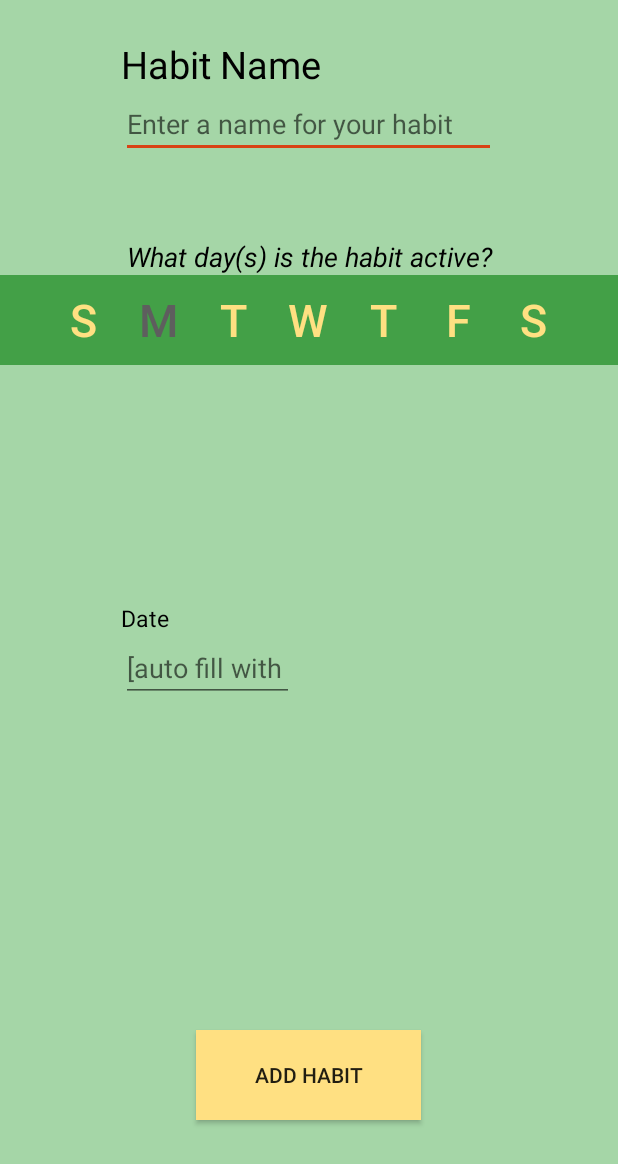
After one commit to Hreherch/Habit-Tracker, an Android app: the layout add_habit.xml on its own in the app's theme, with its tools: preview values and no code run, on a phone screen of 412 x 824 dp. The commit adds this screen. Shown: the top 1164 px of the screen. Run offline under Robolectric (Android 15) with nearby library versions, the phone set to English and light mode, and no system bars.

Commit message:
add_habit xml file created and designed
Tested with SDK19 (emulator) and SDK24 (physical phone)

```diff
--- a/app/src/main/java/me/bennhart/hreherch_habittracker/MainActivity.java
+++ b/app/src/main/java/me/bennhart/hreherch_habittracker/MainActivity.java
@@ -40,6 +40,9 @@ public class MainActivity extends AppCompatActivity
 
         NavigationView navigationView = (NavigationView) findViewById(R.id.nav_view);
         navigationView.setNavigationItemSelectedListener(this);
+
+        // Start naviagation window with to-do selected
+        navigationView.setCheckedItem( R.id.nav_button_todo );
     }
 
     @Override
--- /dev/null
+++ b/app/src/main/res/layout/add_habit.xml
@@ -0,0 +1,168 @@
+<?xml version="1.0" encoding="utf-8"?>
+<RelativeLayout xmlns:android="http://schemas.android.com/apk/res/android"
+    android:layout_width="match_parent"
+    android:layout_height="match_parent"
+    android:background="@color/colorPrimaryLight">
+
+    <TextView
+        android:layout_width="wrap_content"
+        android:layout_height="wrap_content"
+        android:text="Habit Name"
+        android:textSize="25sp"
+        android:textColor="#000000"
+        android:paddingTop="25dp"
+        android:id="@+id/textView_addHabit"
+        android:layout_alignParentTop="true"
+        android:layout_alignStart="@+id/editText_habitName" />
+
+    <EditText
+        android:layout_width="250dp"
+        android:layout_height="wrap_content"
+        android:maxLines="1"
+        android:gravity="start"
+        android:textAppearance="?android:attr/textAppearanceMedium"
+        android:text=""
+        android:hint="Enter a name for your habit"
+        android:id="@+id/editText_habitName"
+        android:layout_below="@+id/textView_addHabit"
+        android:layout_centerHorizontal="true"
+        android:layout_alignParentEnd="false"
+        android:shadowColor="@color/colorPrimaryLight" />
+
+
+    <RelativeLayout
+        android:layout_width="match_parent"
+        android:layout_height="60dp"
+        android:background="@color/colorPrimaryDark"
+        android:layout_below="@+id/textView2"
+        android:layout_alignParentStart="true"
+        android:id="@+id/relativeLayout">
+
+        <Button
+            android:layout_width="50dp"
+            android:layout_height="50dp"
+            android:text="S"
+            android:textSize="30sp"
+            android:id="@+id/button_sunday"
+            android:background="?selectableItemBackground"
+            android:textColor="@color/colorActive"
+            android:layout_centerVertical="true"
+            android:layout_toStartOf="@+id/button_monday" />
+
+        <Button
+            android:layout_width="@dimen/SMTWTFS_width"
+            android:layout_height="@dimen/SMTWTFS_height"
+            android:text="M"
+            android:textSize="30sp"
+            android:id="@+id/button_monday"
+            android:background="?selectableItemBackground"
+            android:textColor="@color/colorInactive"
+            android:layout_centerVertical="true"
+            android:layout_toStartOf="@+id/button_tuesday" />
+
+        <Button
+            android:layout_width="@dimen/SMTWTFS_width"
+            android:layout_height="@dimen/SMTWTFS_height"
+            android:text="T"
+            android:textSize="30sp"
+            android:id="@+id/button_tuesday"
+            android:background="?selectableItemBackground"
+            android:textColor="@color/colorActive"
+            android:layout_centerVertical="true"
+            android:layout_toStartOf="@+id/button_wednesday" />
+
+        <Button
+            android:layout_width="@dimen/SMTWTFS_width"
+            android:layout_height="@dimen/SMTWTFS_height"
+            android:text="W"
+            android:textSize="30sp"
+            android:layout_centerHorizontal="true"
+            android:id="@+id/button_wednesday"
+            android:background="?selectableItemBackground"
+            android:textColor="@color/colorActive"
+            android:layout_centerVertical="true"
+            android:layout_centerInParent="true" />
+
+        <Button
+            android:layout_width="@dimen/SMTWTFS_width"
+            android:layout_height="@dimen/SMTWTFS_height"
+            android:text="T"
+            android:textSize="30sp"
+            android:id="@+id/button_thursday"
+            android:background="?selectableItemBackground"
+            android:textColor="@color/colorActive"
+            android:layout_centerVertical="true"
+            android:layout_toEndOf="@+id/button_wednesday" />
+
+        <Button
+            android:layout_width="@dimen/SMTWTFS_width"
+            android:layout_height="@dimen/SMTWTFS_height"
+            android:text="F"
+            android:textSize="30sp"
+            android:id="@+id/button_friday"
+            android:background="?selectableItemBackground"
+            android:textColor="@color/colorActive"
+            android:layout_centerVertical="true"
+            android:layout_toEndOf="@+id/button_thursday" />
+
+        <Button
+            android:layout_width="@dimen/SMTWTFS_width"
+            android:layout_height="@dimen/SMTWTFS_height"
+            android:text="S"
+            android:textSize="30sp"
+            android:id="@+id/button_saturday"
+            android:background="?selectableItemBackground"
+            android:textColor="@color/colorActive"
+            android:layout_centerVertical="true"
+            android:layout_toEndOf="@+id/button_friday" />
+
+    </RelativeLayout>
+
+    <TextView
+        android:layout_width="wrap_content"
+        android:layout_height="wrap_content"
+        android:text="What day(s) is the habit active?"
+        android:textColor="#000000"
+        android:textSize="18sp"
+        android:paddingTop="25dp"
+        android:id="@+id/textView2"
+        android:layout_below="@+id/editText_habitName"
+        android:layout_marginTop="28dp"
+        android:textStyle="italic"
+        android:layout_alignParentEnd="true"
+        android:layout_alignParentStart="true"
+        android:textIsSelectable="true"
+        android:gravity="center_horizontal" />
+
+    <TextView
+        android:layout_width="wrap_content"
+        android:layout_height="wrap_content"
+        android:text="Date"
+        android:textSize="15sp"
+        android:id="@+id/textView_date"
+        android:textColor="#000000"
+        android:layout_centerVertical="true"
+        android:layout_alignStart="@+id/editText_habitName" />
+
+    <EditText
+        android:layout_width="115dp"
+        android:layout_height="wrap_content"
+        android:inputType="date"
+        android:ems="10"
+        android:hint="[auto fill with current date]"
+        android:id="@+id/editText_date"
+        android:layout_below="@+id/textView_date"
+        android:layout_alignStart="@+id/textView_date" />
+
+    <Button
+        android:layout_width="150dp"
+        android:layout_height="60dp"
+        android:background="@color/colorActive"
+        android:text="Add Habit"
+        android:id="@+id/button_addHabit"
+        android:layout_alignParentBottom="true"
+        android:layout_centerHorizontal="true"
+        android:layout_marginBottom="77dp" />
+
+
+</RelativeLayout>
--- a/app/src/main/res/values/dimens.xml
+++ b/app/src/main/res/values/dimens.xml
@@ -6,4 +6,7 @@
     <dimen name="activity_horizontal_margin">16dp</dimen>
     <dimen name="activity_vertical_margin">16dp</dimen>
     <dimen name="fab_margin">16dp</dimen>
+    <dimen name="SMTWTFS_width">50dp</dimen>
+    <dimen name="SMTWTFS_height">50dp</dimen>
+
 </resources>
```
